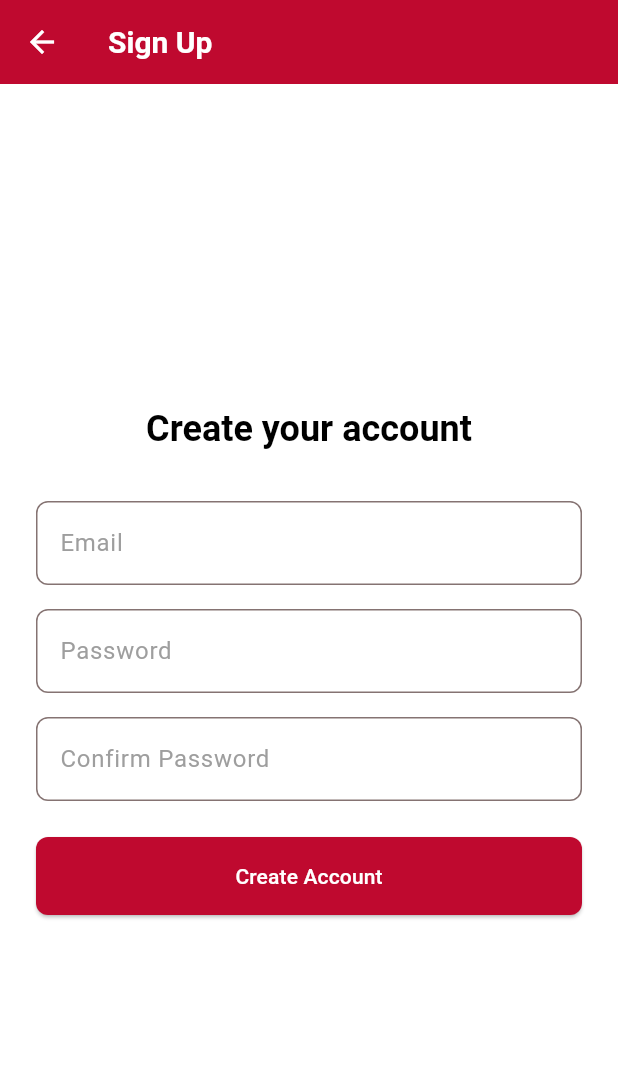
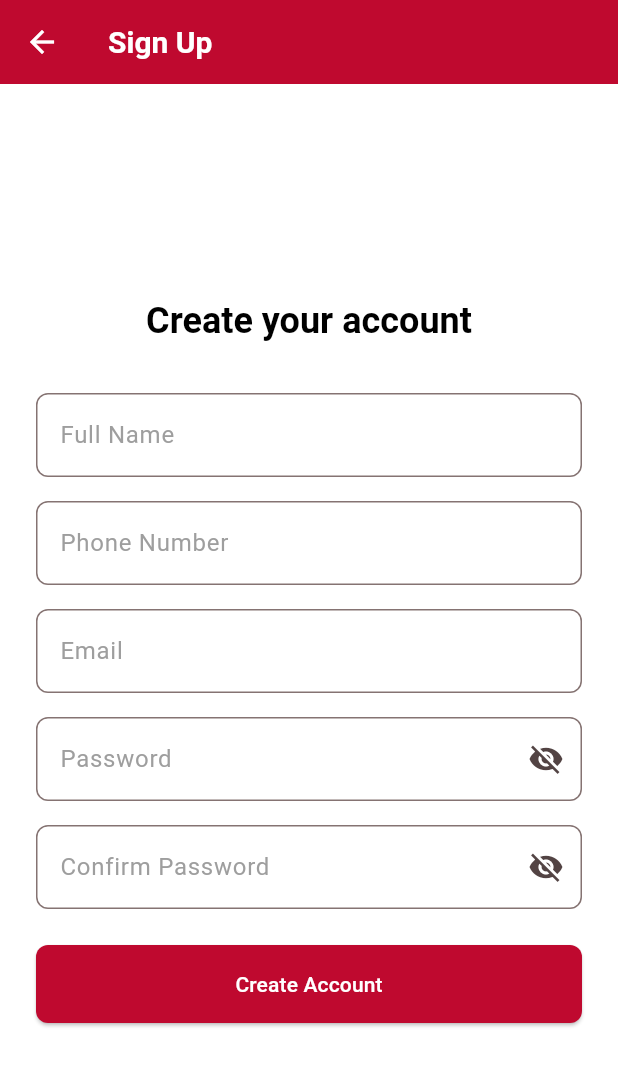
Before and after one commit to sudddendeath/care-card, a Flutter app: the screen it shows after launch, after a tap on "Login", after a tap on "Don't have an account? Sign Up", on a phone screen of 412 x 824 dp. Shown: the top 1066 px of the screen. Run offline on Flutter 3.47's test engine with Material 3 defaults, Android fonts, the light colour scheme and no system bars.

Commit message:
refactor: apply modern UI and add features

```diff
--- a/lib/main.dart
+++ b/lib/main.dart
@@ -19,9 +19,12 @@ class MyApp extends StatelessWidget {
       providers: [
         ChangeNotifierProvider(create: (context) => AuthModel()),
         ChangeNotifierProvider(create: (context) => RegistrationModel()),
-        ChangeNotifierProvider(create: (context) => AccessibilitySettingsModel()),
+        ChangeNotifierProvider(
+          create: (context) => AccessibilitySettingsModel(),
+        ),
       ],
       child: MaterialApp(
+        debugShowCheckedModeBanner: false,
         title: 'Care Card',
         theme: ThemeData(
           useMaterial3: true,
@@ -67,7 +70,9 @@ class MyApp extends StatelessWidget {
         ),
         home: Consumer<AuthModel>(
           builder: (context, auth, child) {
-            return auth.isAuthenticated ? const HomePage() : const LoginScreen();
+            return auth.isAuthenticated
+                ? const HomePage()
+                : const LoginScreen();
           },
         ),
       ),
--- a/lib/screens/login_screen.dart
+++ b/lib/screens/login_screen.dart
@@ -15,6 +15,7 @@ class _LoginScreenState extends State<LoginScreen> {
   final _emailController = TextEditingController();
   final _passwordController = TextEditingController();
   final _formKey = GlobalKey<FormState>();
+  bool _isPasswordVisible = false;
 
   @override
   void dispose() {
@@ -30,15 +31,15 @@ class _LoginScreenState extends State<LoginScreen> {
     try {
       await auth.login(_emailController.text, _passwordController.text);
       if (mounted) {
-        Navigator.of(context).pushReplacement(
-          MaterialPageRoute(builder: (_) => const HomePage()),
-        );
+        Navigator.of(
+          context,
+        ).pushReplacement(MaterialPageRoute(builder: (_) => const HomePage()));
       }
     } catch (e) {
       if (mounted) {
-        ScaffoldMessenger.of(context).showSnackBar(
-          SnackBar(content: Text(e.toString())),
-        );
+        ScaffoldMessenger.of(
+          context,
+        ).showSnackBar(SnackBar(content: Text(e.toString())));
       }
     }
   }
@@ -95,8 +96,22 @@ class _LoginScreenState extends State<LoginScreen> {
                     const SizedBox(height: 16),
                     TextFormField(
                       controller: _passwordController,
-                      decoration: const InputDecoration(labelText: 'Password'),
-                      obscureText: true,
+                      decoration: InputDecoration(
+                        labelText: 'Password',
+                        suffixIcon: IconButton(
+                          icon: Icon(
+                            _isPasswordVisible
+                                ? Icons.visibility
+                                : Icons.visibility_off,
+                          ),
+                          onPressed: () {
+                            setState(() {
+                              _isPasswordVisible = !_isPasswordVisible;
+                            });
+                          },
+                        ),
+                      ),
+                      obscureText: !_isPasswordVisible,
                       validator: (value) {
                         if (value == null || value.length < 6) {
                           return 'Password must be at least 6 characters.';
--- a/lib/screens/signup_screen.dart
+++ b/lib/screens/signup_screen.dart
@@ -10,13 +10,19 @@ class SignupScreen extends StatefulWidget {
 }
 
 class _SignupScreenState extends State<SignupScreen> {
+  final _fullNameController = TextEditingController();
+  final _phoneNumberController = TextEditingController();
   final _emailController = TextEditingController();
   final _passwordController = TextEditingController();
   final _confirmPasswordController = TextEditingController();
   final _formKey = GlobalKey<FormState>();
+  bool _isPasswordVisible = false;
+  bool _isConfirmPasswordVisible = false;
 
   @override
   void dispose() {
+    _fullNameController.dispose();
+    _phoneNumberController.dispose();
     _emailController.dispose();
     _passwordController.dispose();
     _confirmPasswordController.dispose();
@@ -26,6 +32,7 @@ class _SignupScreenState extends State<SignupScreen> {
   Future<void> _signup() async {
     if (!_formKey.currentState!.validate()) return;
 
+    // TODO: Use the new fields (_fullNameController.text, _phoneNumberController.text) in your signup logic.
     final auth = Provider.of<AuthModel>(context, listen: false);
     try {
       await auth.signup(_emailController.text, _passwordController.text);
@@ -37,9 +44,9 @@ class _SignupScreenState extends State<SignupScreen> {
       }
     } catch (e) {
       if (mounted) {
-        ScaffoldMessenger.of(context).showSnackBar(
-          SnackBar(content: Text(e.toString())),
-        );
+        ScaffoldMessenger.of(
+          context,
+        ).showSnackBar(SnackBar(content: Text(e.toString())));
       }
     }
   }
@@ -48,9 +55,7 @@ class _SignupScreenState extends State<SignupScreen> {
   Widget build(BuildContext context) {
     final theme = Theme.of(context);
     return Scaffold(
-      appBar: AppBar(
-        title: const Text('Sign Up'),
-      ),
+      appBar: AppBar(title: const Text('Sign Up')),
       body: SafeArea(
         child: Center(
           child: SingleChildScrollView(
@@ -72,6 +77,31 @@ class _SignupScreenState extends State<SignupScreen> {
                     ),
                     const SizedBox(height: 32),
                     TextFormField(
+                      controller: _fullNameController,
+                      decoration: const InputDecoration(labelText: 'Full Name'),
+                      validator: (value) {
+                        if (value == null || value.isEmpty) {
+                          return 'Please enter your full name.';
+                        }
+                        return null;
+                      },
+                    ),
+                    const SizedBox(height: 16),
+                    TextFormField(
+                      controller: _phoneNumberController,
+                      decoration: const InputDecoration(
+                        labelText: 'Phone Number',
+                      ),
+                      keyboardType: TextInputType.phone,
+                      validator: (value) {
+                        if (value == null || value.isEmpty) {
+                          return 'Please enter your phone number.';
+                        }
+                        return null;
+                      },
+                    ),
+                    const SizedBox(height: 16),
+                    TextFormField(
                       controller: _emailController,
                       decoration: const InputDecoration(labelText: 'Email'),
                       keyboardType: TextInputType.emailAddress,
@@ -85,8 +115,22 @@ class _SignupScreenState extends State<SignupScreen> {
                     const SizedBox(height: 16),
                     TextFormField(
                       controller: _passwordController,
-                      decoration: const InputDecoration(labelText: 'Password'),
-                      obscureText: true,
+                      decoration: InputDecoration(
+                        labelText: 'Password',
+                        suffixIcon: IconButton(
+                          icon: Icon(
+                            _isPasswordVisible
+                                ? Icons.visibility
+                                : Icons.visibility_off,
+                          ),
+                          onPressed: () {
+                            setState(() {
+                              _isPasswordVisible = !_isPasswordVisible;
+                            });
+                          },
+                        ),
+                      ),
+                      obscureText: !_isPasswordVisible,
                       validator: (value) {
                         if (value == null || value.length < 6) {
                           return 'Password must be at least 6 characters.';
@@ -97,8 +141,23 @@ class _SignupScreenState extends State<SignupScreen> {
                     const SizedBox(height: 16),
                     TextFormField(
                       controller: _confirmPasswordController,
-                      decoration: const InputDecoration(labelText: 'Confirm Password'),
-                      obscureText: true,
+                      decoration: InputDecoration(
+                        labelText: 'Confirm Password',
+                        suffixIcon: IconButton(
+                          icon: Icon(
+                            _isConfirmPasswordVisible
+                                ? Icons.visibility
+                                : Icons.visibility_off,
+                          ),
+                          onPressed: () {
+                            setState(() {
+                              _isConfirmPasswordVisible =
+                                  !_isConfirmPasswordVisible;
+                            });
+                          },
+                        ),
+                      ),
+                      obscureText: !_isConfirmPasswordVisible,
                       validator: (value) {
                         if (value != _passwordController.text) {
                           return 'Passwords do not match.';
```
Also changed, not shown: lib/screens/incident_report_screen.dart (+51 -12 lines), lib/widgets/home_content.dart (+6 -3 lines).
